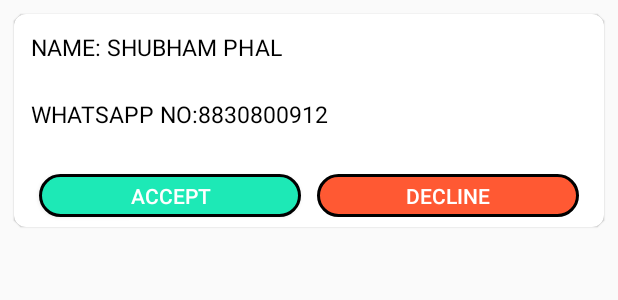
After one commit to Kitwradr/MicrosoftApp, an Android app: the layout my_group_card.xml on its own in the app's theme, with its tools: preview values and no code run, on a phone screen of 412 x 824 dp. The commit adds this screen. Shown: the top 300 px of the screen. Run offline under Robolectric (Android 15) with nearby library versions, the phone set to English and light mode, and no system bars.

Commit message:
my groups added

```diff
--- a/app/src/main/java/c/theinfiniteloop/rvsafe/WantToHelpGroupData.java
+++ b/app/src/main/java/c/theinfiniteloop/rvsafe/WantToHelpGroupData.java
@@ -7,7 +7,8 @@
 
 
 @Entity("WantToHelpGroupData")
-public class WantToHelpGroupData {
+public class WantToHelpGroupData
+{
 
     @Id
     public int wantToHelp_id;
--- /dev/null
+++ b/app/src/main/res/drawable/ic_phone_green_24dp.xml
@@ -0,0 +1,5 @@
+<vector android:height="24dp" android:tint="#3ADC3D"
+    android:viewportHeight="24.0" android:viewportWidth="24.0"
+    android:width="24dp" xmlns:android="http://schemas.android.com/apk/res/android">
+    <path android:fillColor="#FF000000" android:pathData="M6.62,10.79c1.44,2.83 3.76,5.14 6.59,6.59l2.2,-2.2c0.27,-0.27 0.67,-0.36 1.02,-0.24 1.12,0.37 2.33,0.57 3.57,0.57 0.55,0 1,0.45 1,1V20c0,0.55 -0.45,1 -1,1 -9.39,0 -17,-7.61 -17,-17 0,-0.55 0.45,-1 1,-1h3.5c0.55,0 1,0.45 1,1 0,1.25 0.2,2.45 0.57,3.57 0.11,0.35 0.03,0.74 -0.25,1.02l-2.2,2.2z"/>
+</vector>
--- a/app/src/main/res/drawable/oval_button_light_red.xml
+++ b/app/src/main/res/drawable/oval_button_light_red.xml
@@ -7,7 +7,7 @@
         android:topLeftRadius="30dp"
         android:topRightRadius="30dp" />
 
-    <solid android:color="#CCFF3D00" />
+    <solid android:color="#CCFF3000" />
     <stroke android:width="3px" android:color="#000000"/>
 
     <padding
--- /dev/null
+++ b/app/src/main/res/layout/my_group_card.xml
@@ -0,0 +1,117 @@
+<?xml version="1.0" encoding="utf-8"?>
+<LinearLayout xmlns:android="http://schemas.android.com/apk/res/android"
+    android:layout_width="match_parent"
+    android:layout_height="match_parent"
+    xmlns:app="http://schemas.android.com/apk/res-auto">
+
+
+
+
+    <android.support.v7.widget.CardView
+        android:id="@+id/volunteer_card"
+        android:layout_width="match_parent"
+        android:layout_margin="5dp"
+        android:layout_height="150dp"
+        app:cardCornerRadius="8dp"
+        app:cardElevation="0.7dp"
+        app:cardMaxElevation="1dp"
+        app:cardBackgroundColor="@android:color/white"
+        app:contentPaddingBottom="0dp"
+        app:cardPreventCornerOverlap="true"
+        app:cardUseCompatPadding="true"
+        app:contentPadding="10dp">
+
+
+            <LinearLayout
+                android:layout_margin="1dp"
+                android:layout_width="match_parent"
+                android:orientation="vertical"
+                android:layout_weight="1"
+                android:layout_height="match_parent">
+
+                <TextView
+                    android:id="@+id/vteam_start_location"
+                    android:layout_width="match_parent"
+                    android:layout_height="0dp"
+                    android:textColor="#000000"
+                    android:textSize="15dp"
+                    android:textAllCaps="true"
+                    android:layout_gravity="center_vertical"
+                    android:layout_marginBottom="10dp"
+                    android:text="NAME: SHUBHAM PHAL"
+                    android:layout_weight="0.45"/>
+                <TextView
+                    android:id="@+id/vteam_start_date"
+                    android:layout_width="match_parent"
+                    android:layout_height="0dp"
+                    android:textColor="#000000"
+                    android:textSize="15dp"
+                    android:textAllCaps="true"
+                    android:layout_gravity="center_vertical"
+                    android:layout_marginBottom="10dp"
+                    android:text="WHATSAPP NO:8830800912"
+                    android:layout_weight="0.45"/>
+
+
+
+              <LinearLayout
+                  android:layout_width="match_parent"
+                  android:layout_height="0dp"
+                  android:orientation="horizontal"
+                  android:layout_weight="0.5">
+                <Button
+                    android:id="@+id/accept"
+                    android:layout_width="0dp"
+                    android:background="@drawable/oval_button_light_green"
+                    android:text="ACCEPT"
+                    android:textAlignment="center"
+                    android:layout_gravity="center"
+
+                    android:layout_margin="5dp"
+                    android:textColor="@android:color/white"
+                    android:layout_height="wrap_content"
+                    android:layout_weight="1"/>
+
+
+
+
+                  <Button
+                      android:id="@+id/decline"
+                      android:layout_width="0dp"
+                      android:background="@drawable/oval_button_light_red"
+                      android:text="DECLINE"
+                      android:textAlignment="center"
+                      android:layout_gravity="center"
+                      android:layout_margin="5dp"
+                      android:textColor="@android:color/white"
+                      android:layout_height="wrap_content"
+                      android:layout_weight="1"/>
+
+
+
+
+
+
+
+
+              </LinearLayout>
+
+            </LinearLayout>
+
+    </android.support.v7.widget.CardView>
+
+
+
+
+
+
+
+
+
+
+
+
+
+
+
+</LinearLayout>
```
Also changed, not shown: app/src/main/java/c/theinfiniteloop/rvsafe/RvAzure_MyGroup.java (added, +59 -0 lines), app/src/main/java/c/theinfiniteloop/rvsafe/RvAzure_WantToHelpOut.java (+6 -1 lines), app/src/main/res/drawable/ic_group_add_black_24dp.xml (added, +9 -0 lines), app/src/main/res/layout/mygroup_fragment.xml (added, +136 -0 lines), app/src/main/res/menu/navigation.xml (+8 -0 lines), app/src/main/res/drawable/whatsapp.png (added).
